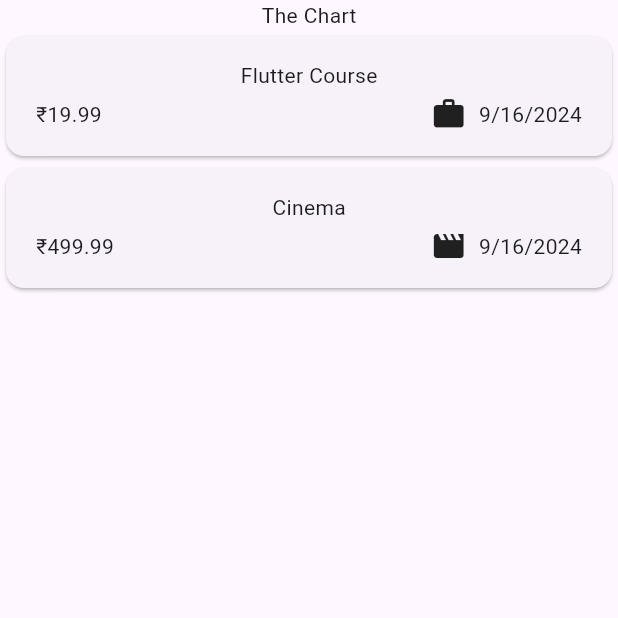
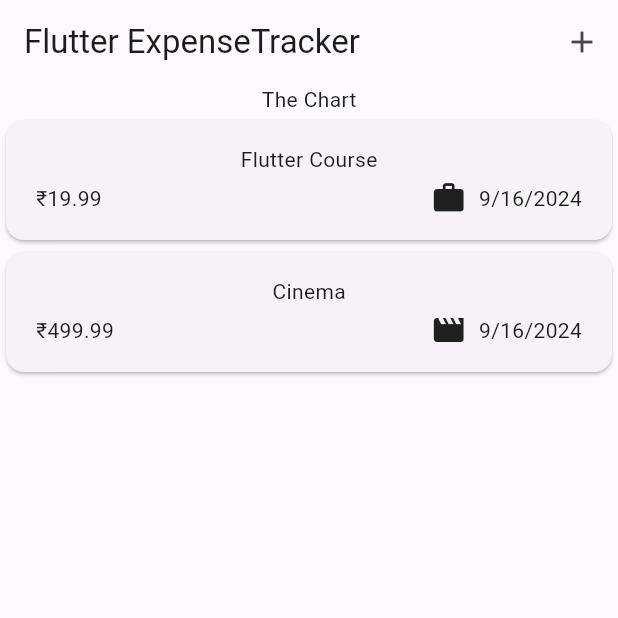
Before and after one commit to devhub726/Flutter-for-Beginners, a Flutter app: the screen it shows after launch, on a phone screen of 412 x 824 dp, the top half of it. Run offline on Flutter 3.47's test engine with Material 3 defaults, Android fonts, the phone set to English and light mode, and no system bars.

Commit message:
Setting an AppBar with a Title & Actions

```diff
--- a/lib/main.dart
+++ b/lib/main.dart
@@ -2,7 +2,8 @@ import 'package:expense_tracker_app/widgets/expenses.dart';
 import 'package:flutter/material.dart';
 
 void main() {
-  runApp(const MaterialApp(
-    home: Expenses(),
+  runApp(MaterialApp(
+    theme: ThemeData(useMaterial3: true),
+    home: const Expenses(),
   ));
 }
--- a/lib/widgets/expenses.dart
+++ b/lib/widgets/expenses.dart
@@ -25,6 +25,15 @@ class _ExpensesState extends State<Expenses> {
   @override
   Widget build(BuildContext context) {
     return Scaffold(
+      appBar: AppBar(
+        title: const Text("Flutter ExpenseTracker"),
+        actions: [
+          IconButton(
+            onPressed: () {},
+            icon: const Icon(Icons.add),
+          ),
+        ],
+      ),
       body: Column(
         children: [
           const Text("The Chart"),
```
